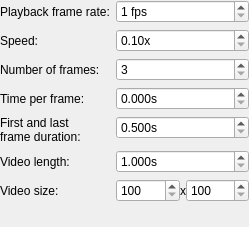
First picture: the form in replayrecordersettingswidget.ui, repository benwh1/cubesim, before the edit.
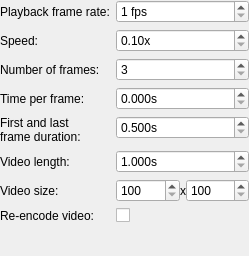
Second picture: the form after the edit.

Commit message: Add re-encode option to replay recorder

Diff of the .ui file:
```diff
--- a/replayrecordersettingswidget.ui
+++ b/replayrecordersettingswidget.ui
@@ -7,7 +7,7 @@
     <x>0</x>
     <y>0</y>
     <width>249</width>
-    <height>227</height>
+    <height>256</height>
    </rect>
   </property>
   <property name="windowTitle">
@@ -218,6 +218,20 @@
      </item>
     </layout>
    </item>
+   <item row="7" column="0">
+    <widget class="QLabel" name="label_9">
+     <property name="text">
+      <string>Re-encode video:</string>
+     </property>
+    </widget>
+   </item>
+   <item row="7" column="1">
+    <widget class="QCheckBox" name="reEncodeCheckBox">
+     <property name="text">
+      <string/>
+     </property>
+    </widget>
+   </item>
   </layout>
  </widget>
  <resources/>
```
The commit also changes 5 other files.
